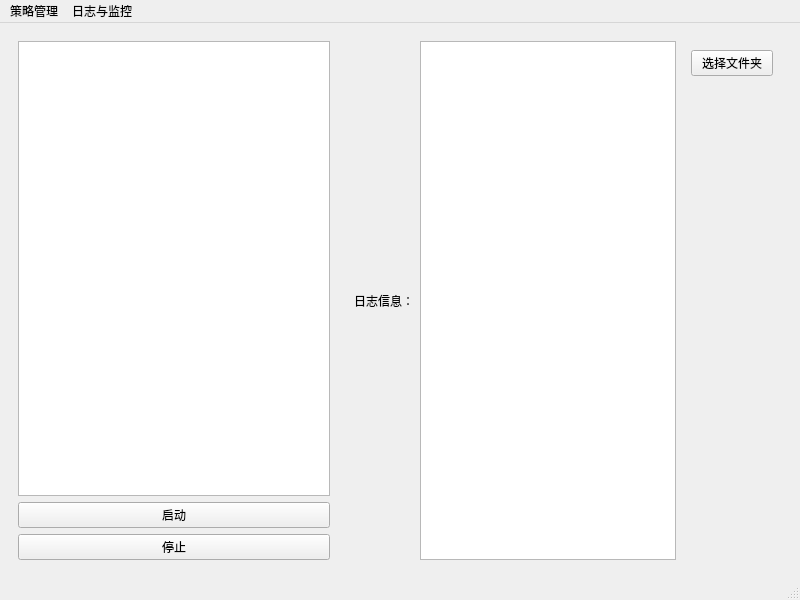
This is AutoArb/UserWindow.ui in wayl39/AutoArbTrade as Qt 5 draws it before an edit. The edited form follows.
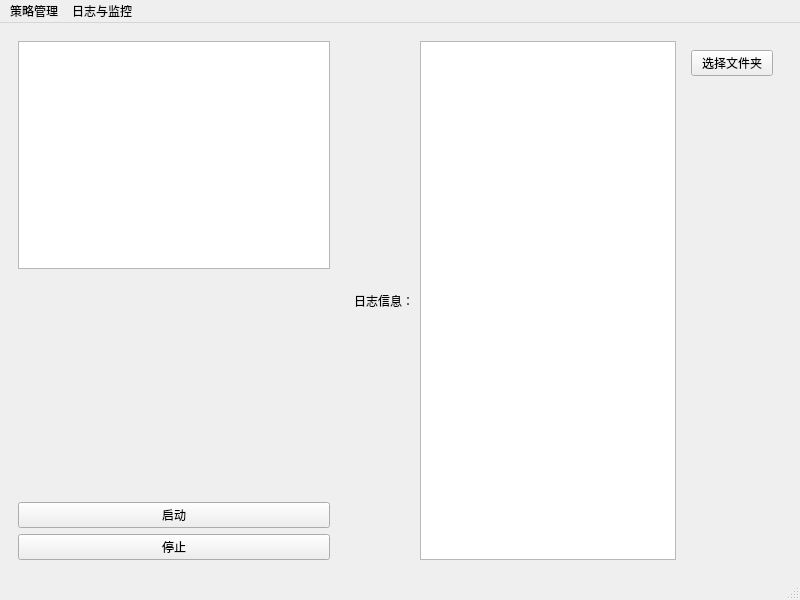
This is the edited form.

Patch:
```diff
--- a/AutoArb/UserWindow.ui
+++ b/AutoArb/UserWindow.ui
@@ -21,6 +21,19 @@
        <item>
         <widget class="QListWidget" name="listWidget_strategy"/>
        </item>
+       <item>
+        <spacer name="verticalSpacer">
+         <property name="orientation">
+          <enum>Qt::Vertical</enum>
+         </property>
+         <property name="sizeHint" stdset="0">
+          <size>
+           <width>20</width>
+           <height>40</height>
+          </size>
+         </property>
+        </spacer>
+       </item>
        <item>
         <widget class="QPushButton" name="pb_start">
          <property name="text">
```
